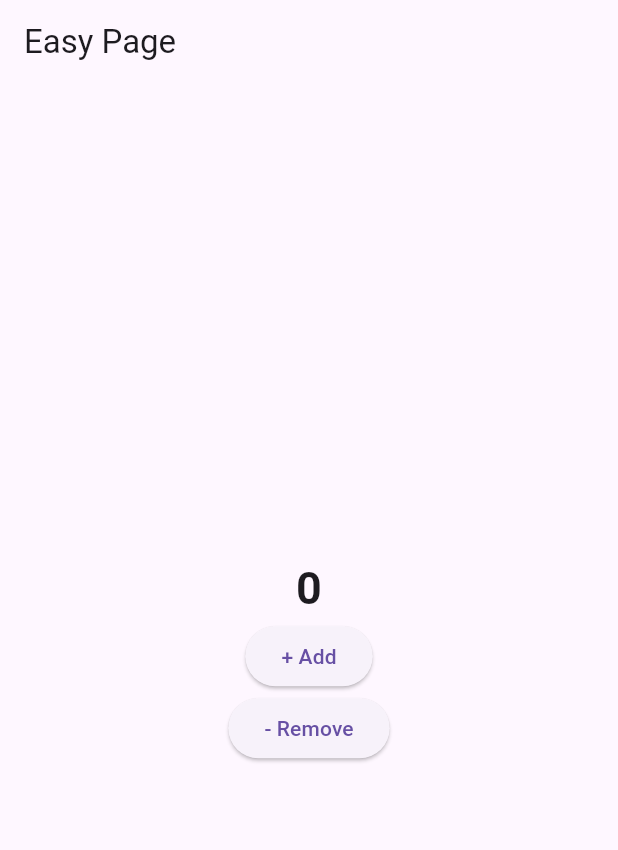
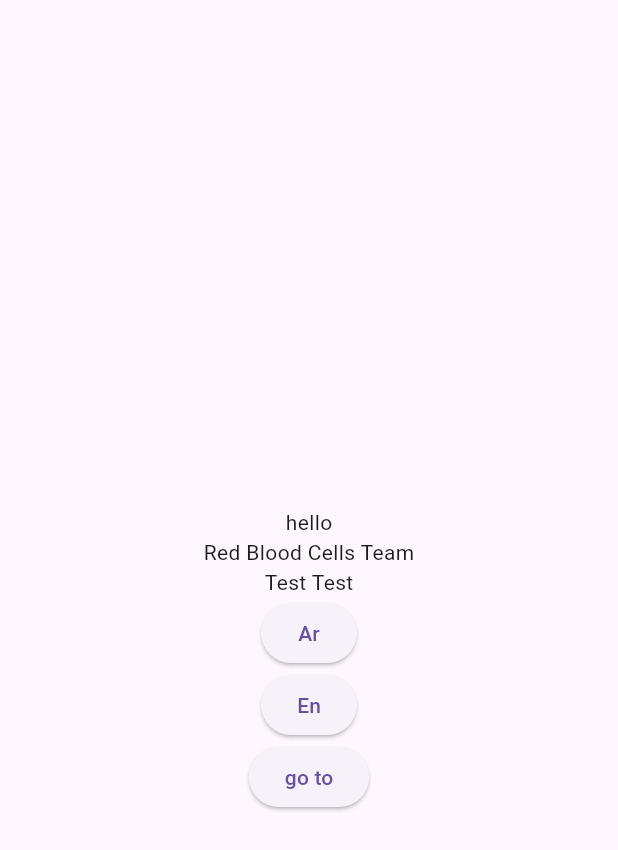
Before and after one commit to MahmoudMosalam7/toku, a Flutter app: the screen it shows after launch, on a phone screen of 412 x 824 dp. Shown: the top 850 px of the screen. Run offline on Flutter 3.47's test engine with Material 3 defaults, Android fonts, the light colour scheme and no system bars; our stand-ins replace assets_audio_player, dio, easy_localization, file_picker, flutter_bloc, flutter_localization and 5 more; missing offline and left inert: syncfusion_flutter_pdfviewer; generated files the repository leaves out were written again.

Commit message:
commit language

```diff
--- a/assets/translations/ar.json
+++ b/assets/translations/ar.json
@@ -1,4 +1,5 @@
 {
   "hello": "مرحبا",
-  "RBCs": "فريق الكريات الحمراء"
+  "RBCs": "فريق الكريات الحمراء",
+  "Test": "اختبر اختبر"
 }
--- a/assets/translations/en.json
+++ b/assets/translations/en.json
@@ -1,4 +1,5 @@
 {
   "hello": "hello",
-  "RBCs": "Red Blood Cells Team"
+  "RBCs": "Red Blood Cells Team",
+  "Test": "Test Test"
 }
--- /dev/null
+++ b/lib/screens/language/localization.dart
@@ -0,0 +1,63 @@
+import 'package:easy_localization/easy_localization.dart';
+import 'package:flutter/cupertino.dart';
+import 'package:flutter/material.dart';
+
+import '../../translations/locale_keys.g.dart';
+
+class TranslateLang extends StatelessWidget {
+  const TranslateLang({super.key});
+
+  @override
+  Widget build(BuildContext context) {
+    return Scaffold(
+      appBar: AppBar(),
+      body: Center(
+        child: Column(
+          mainAxisAlignment: MainAxisAlignment.center,
+          children: [
+            Text(LocaleKeys.hello.tr()),
+            Text(LocaleKeys.RBCs.tr()),
+            Text(LocaleKeys.Test.tr()),
+            ElevatedButton(onPressed: ()async{
+              await context.setLocale(Locale('ar'));
+            }, child: Text('Ar')),
+            ElevatedButton(onPressed: ()async{
+             await context.setLocale(Locale('en'));
+            }, child: Text('En')),
+            ElevatedButton(onPressed: (){
+              Navigator.push(context, MaterialPageRoute(builder: (context){
+                return Second();
+              }));
+            }, child: Text('go to')),
+          ],
+        ),
+      ),
+    );
+  }
+}
+class LangHome extends StatelessWidget {
+  const LangHome({super.key});
+
+  @override
+  Widget build(BuildContext context) {
+    return  MaterialApp(
+      home: TranslateLang(),
+      supportedLocales: context.supportedLocales,
+      localizationsDelegates: context.localizationDelegates,
+      locale:context.locale ,
+    );
+  }
+}
+class Second extends StatelessWidget {
+  const Second({super.key});
+
+  @override
+  Widget build(BuildContext context) {
+    return Scaffold(
+      appBar: AppBar(),
+      body: Center(
+        child: Text(LocaleKeys.Test.tr()),
+      ),
+    );
+  }
+}
--- a/pubspec.yaml
+++ b/pubspec.yaml
@@ -47,7 +47,7 @@ dependencies:
   shared_preferences: ^2.0.6
   uni_links: ^0.5.1 # protocol
   flutter_localization: ^0.2.0
-  easy_localization: ^3.0.4
+  easy_localization: ^3.0.5
   dio: ^5.4.1
   firebase_core: ^2.24.2
   riverpod_annotation: ^2.3.4
```
Also changed, not shown: lib/main.dart (+14 -26 lines), pubspec.lock.
